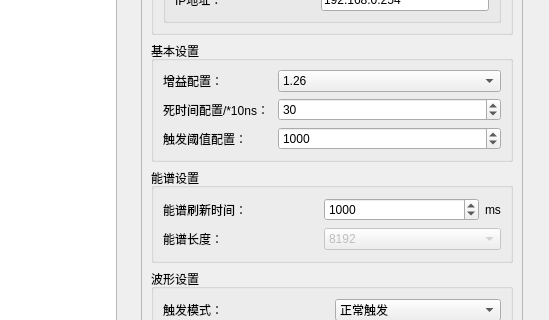
Above: detsettingwindow.ui from MrXiaomao/ZrActivationPro before the change; both pictures show x 235 to 784 and y 128 to 448 of the 784 by 864 pixel window. Below: the same form after it.
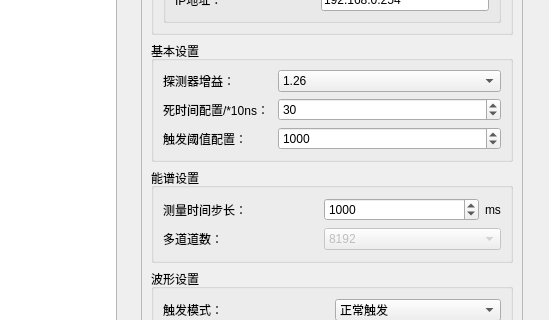
That is the form after the change.

Diff of the .ui file:
```diff
--- a/detsettingwindow.ui
+++ b/detsettingwindow.ui
@@ -279,7 +279,7 @@
               <item row="1" column="0">
                <widget class="QLabel" name="label">
                 <property name="text">
-                 <string>增益配置：</string>
+                 <string>探测器增益：</string>
                 </property>
                </widget>
               </item>
@@ -361,7 +361,7 @@
                  </sizepolicy>
                 </property>
                 <property name="text">
-                 <string>能谱刷新时间：</string>
+                 <string>测量时间步长：</string>
                 </property>
                </widget>
               </item>
@@ -394,7 +394,7 @@
               <item row="1" column="0">
                <widget class="QLabel" name="label_25">
                 <property name="text">
-                 <string>能谱长度：</string>
+                 <string>多道道数：</string>
                 </property>
                </widget>
               </item>
```
